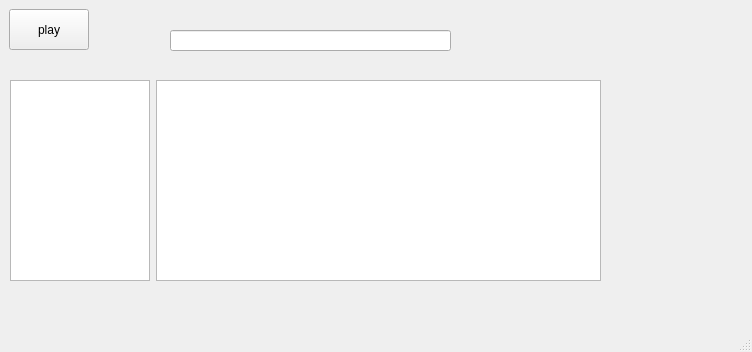
This is CODE/soundpp/soundpp-prototype/mainwindow.ui in b1t00/soundpp as Qt 5 draws it before an edit. The edited form follows.
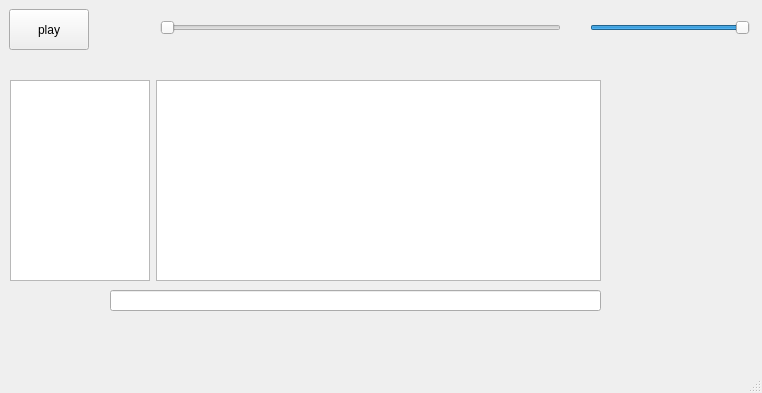
This is the edited form.

Patch:
```diff
--- a/CODE/soundpp/soundpp-prototype/mainwindow.ui
+++ b/CODE/soundpp/soundpp-prototype/mainwindow.ui
@@ -6,8 +6,8 @@
    <rect>
     <x>0</x>
     <y>0</y>
-    <width>752</width>
-    <height>352</height>
+    <width>762</width>
+    <height>393</height>
    </rect>
   </property>
   <property name="windowTitle">
@@ -30,14 +30,14 @@
    <widget class="QLineEdit" name="lineEdit">
     <property name="geometry">
      <rect>
-      <x>170</x>
-      <y>30</y>
-      <width>281</width>
+      <x>110</x>
+      <y>290</y>
+      <width>491</width>
       <height>21</height>
      </rect>
     </property>
    </widget>
-   <widget class="QWidget" name="">
+   <widget class="QWidget" name="layoutWidget">
     <property name="geometry">
      <rect>
       <x>10</x>
@@ -69,6 +69,35 @@
      </item>
     </layout>
    </widget>
+   <widget class="QSlider" name="sldr_progress">
+    <property name="geometry">
+     <rect>
+      <x>160</x>
+      <y>20</y>
+      <width>401</width>
+      <height>16</height>
+     </rect>
+    </property>
+    <property name="orientation">
+     <enum>Qt::Horizontal</enum>
+    </property>
+   </widget>
+   <widget class="QSlider" name="sldr_volume">
+    <property name="geometry">
+     <rect>
+      <x>590</x>
+      <y>20</y>
+      <width>160</width>
+      <height>16</height>
+     </rect>
+    </property>
+    <property name="value">
+     <number>99</number>
+    </property>
+    <property name="orientation">
+     <enum>Qt::Horizontal</enum>
+    </property>
+   </widget>
   </widget>
   <widget class="QMenuBar" name="menubar">
    <property name="geometry">
```
Left out of the diff: 2 changed lines with no effect on the pictures.
